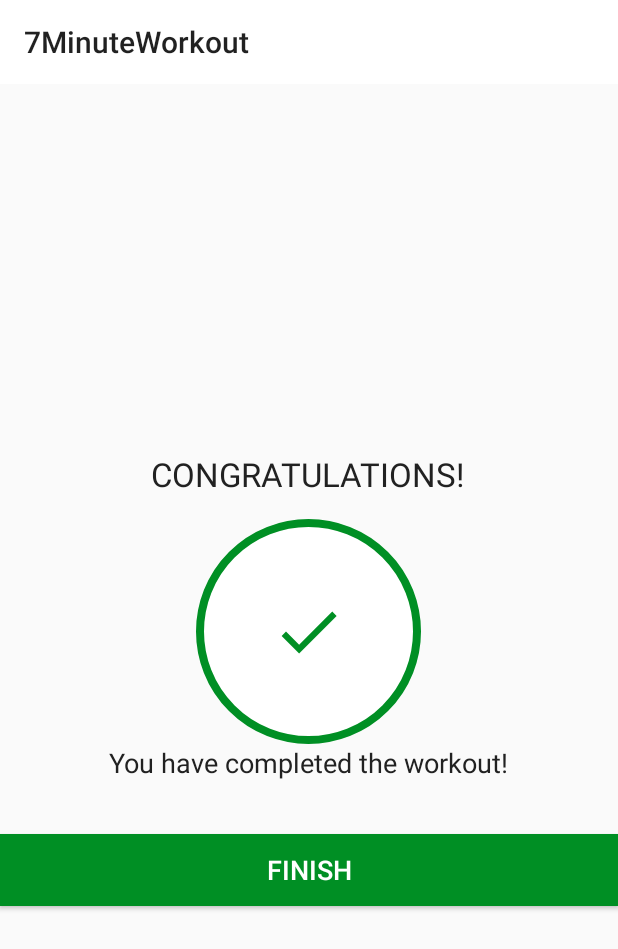
After one commit to ak-mdev/workout-kotlin, an Android app: the FinishActivity screen opened directly, with no data from a screen before it, on a phone screen of 412 x 824 dp. The commit adds this screen. Shown: the top 949 px of the screen. Run offline under Robolectric (Android 15) with nearby library versions, the phone set to English and light mode, and no system bars.

Commit message:
Added finish activity. Need to work on updating exercise activity layout

```diff
--- a/app/src/main/AndroidManifest.xml
+++ b/app/src/main/AndroidManifest.xml
@@ -10,6 +10,9 @@
         android:roundIcon="@mipmap/ic_launcher_round"
         android:supportsRtl="true"
         android:theme="@style/AppTheme">
+        <activity
+            android:name=".FinishActivity"
+            android:screenOrientation="portrait" />
         <activity
             android:name=".ExerciseActivity"
             android:screenOrientation="portrait"
--- a/app/src/main/java/com/deyvitineo/a7minuteworkout/ExerciseActivity.kt
+++ b/app/src/main/java/com/deyvitineo/a7minuteworkout/ExerciseActivity.kt
@@ -1,5 +1,6 @@
 package com.deyvitineo.a7minuteworkout
 
+import android.content.Intent
 import android.media.MediaPlayer
 import android.os.Bundle
 import android.os.CountDownTimer
@@ -126,8 +127,9 @@ class ExerciseActivity : AppCompatActivity(), TextToSpeech.OnInitListener {
                     ll_exercise_view.visibility = View.GONE
                     setupRestView()
                 } else {
-                    Toast.makeText(this@ExerciseActivity, "Exercises finished", Toast.LENGTH_SHORT)
-                        .show()
+                    val intent = Intent(this@ExerciseActivity, FinishActivity::class.java)
+                    startActivity(intent)
+                    finish()
                 }
             }
         }.start()
--- /dev/null
+++ b/app/src/main/java/com/deyvitineo/a7minuteworkout/FinishActivity.kt
@@ -0,0 +1,27 @@
+package com.deyvitineo.a7minuteworkout
+
+import android.os.Bundle
+import androidx.appcompat.app.AppCompatActivity
+import kotlinx.android.synthetic.main.activity_finish.*
+
+class FinishActivity : AppCompatActivity() {
+
+    override fun onCreate(savedInstanceState: Bundle?) {
+        super.onCreate(savedInstanceState)
+        setContentView(R.layout.activity_finish)
+
+        setSupportActionBar(toolbarFinishActivity)
+
+        if (actionBar != null) {
+            actionBar.setDisplayHomeAsUpEnabled(true) //set back button
+        }
+
+        toolbarFinishActivity.setNavigationOnClickListener {
+            onBackPressed()
+        }
+
+        btnFinish.setOnClickListener {
+            finish()
+        }
+    }
+}
--- a/app/src/main/java/com/deyvitineo/a7minuteworkout/util/Constants.kt
+++ b/app/src/main/java/com/deyvitineo/a7minuteworkout/util/Constants.kt
@@ -2,12 +2,14 @@ package com.deyvitineo.a7minuteworkout.util
 
 object Constants {
     const val EXERCISE_EASY: Long = 10000
-    const val EXERCISE_MEDIUM: Long = 30000
+//    const val EXERCISE_MEDIUM: Long = 30000
+    const val EXERCISE_MEDIUM: Long = 1000
     const val EXERCISE_HARD: Long = 60000
     const val EXERCISE_ATHLETE: Long = 120000
     const val SECOND_IN_MILLIS: Long = 1000
 
     const val REST_EASY: Long = 30000
     const val REST_MEDIUM: Long = 20000
-    const val REST_HARD: Long = 10000
+//    const val REST_HARD: Long = 10000
+    const val REST_HARD: Long = 1000
 }
--- /dev/null
+++ b/app/src/main/res/drawable/ic_action_done.xml
@@ -0,0 +1,10 @@
+<vector xmlns:android="http://schemas.android.com/apk/res/android"
+    android:width="24dp"
+    android:height="24dp"
+    android:tint="#008F24"
+    android:viewportWidth="24"
+    android:viewportHeight="24">
+    <path
+        android:fillColor="@android:color/black"
+        android:pathData="M9,16.2L4.8,12l-1.4,1.4L9,19 21,7l-1.4,-1.4L9,16.2z" />
+</vector>
--- a/app/src/main/res/layout/activity_exercise.xml
+++ b/app/src/main/res/layout/activity_exercise.xml
@@ -1,5 +1,5 @@
 <?xml version="1.0" encoding="utf-8"?>
-<RelativeLayout xmlns:android="http://schemas.android.com/apk/res/android"
+<LinearLayout xmlns:android="http://schemas.android.com/apk/res/android"
     xmlns:tools="http://schemas.android.com/tools"
     android:layout_width="match_parent"
     android:layout_height="match_parent"
@@ -80,8 +80,8 @@
 
         <ImageView
             android:id="@+id/iv_exercise_image"
-            android:layout_width="match_parent"
-            android:layout_height="0dp"
+            android:layout_width="wrap_content"
+            android:layout_height="wrap_content"
             android:layout_weight="1"
             android:padding="20dp"
             android:contentDescription="@string/exercise_image"
@@ -139,8 +139,6 @@
         android:id="@+id/rv_exercise_status"
         android:layout_width="wrap_content"
         android:layout_height="wrap_content"
-        android:layout_alignParentBottom="true"
-        android:layout_centerHorizontal="true"
         android:layout_margin="5dp"/>
 
-</RelativeLayout>
+</LinearLayout>
--- /dev/null
+++ b/app/src/main/res/layout/activity_finish.xml
@@ -0,0 +1,67 @@
+<?xml version="1.0" encoding="utf-8"?>
+<LinearLayout xmlns:android="http://schemas.android.com/apk/res/android"
+    xmlns:tools="http://schemas.android.com/tools"
+    android:layout_width="match_parent"
+    android:layout_height="match_parent"
+    android:gravity="center_horizontal"
+    android:orientation="vertical"
+    tools:context=".FinishActivity">
+
+    <androidx.appcompat.widget.Toolbar
+        android:id="@+id/toolbarFinishActivity"
+        android:layout_width="match_parent"
+        android:layout_height="?android:actionBarSize"
+        android:background="@color/colorWhite" />
+
+
+    <LinearLayout
+        android:layout_width="match_parent"
+        android:layout_height="match_parent"
+        android:gravity="center"
+        android:orientation="vertical">
+
+
+        <TextView
+            android:layout_width="wrap_content"
+            android:layout_height="wrap_content"
+            android:layout_marginTop="25dp"
+            android:text="Congratulations!"
+            android:textAllCaps="true"
+            android:textColor="#212121"
+            android:textSize="22sp" />
+
+        <LinearLayout
+            android:layout_width="150dp"
+            android:layout_height="150dp"
+            android:layout_gravity="center"
+            android:layout_marginTop="15dp"
+            android:background="@drawable/item_circular_color_accent_border"
+            android:gravity="center">
+
+            <ImageView
+                android:layout_width="50dp"
+                android:layout_height="50dp"
+                android:src="@drawable/ic_action_done" />
+
+        </LinearLayout>
+
+        <TextView
+            android:layout_width="wrap_content"
+            android:layout_height="wrap_content"
+            android:text="You have completed the workout!"
+            android:textColor="#212121"
+            android:textSize="18sp" />
+
+        <Button
+            android:id="@+id/btnFinish"
+            android:layout_width="match_parent"
+            android:layout_height="wrap_content"
+            android:layout_gravity="bottom"
+            android:layout_marginTop="35dp"
+            android:background="@color/colorAccent"
+            android:text="FINISH"
+            android:textColor="@color/colorWhite"
+            android:textSize="18sp" />
+
+    </LinearLayout>
+</LinearLayout>
```
